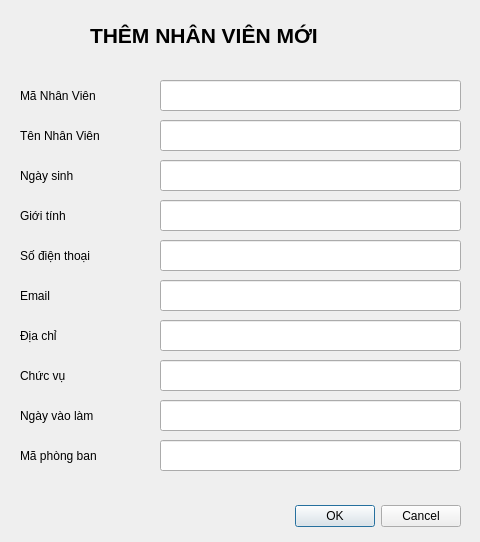
First picture: the form in src/themnhanviendialog.ui, repository MinWooUy/QUAN_LY_NHAN_VIEN_CONG_TY, before the edit.
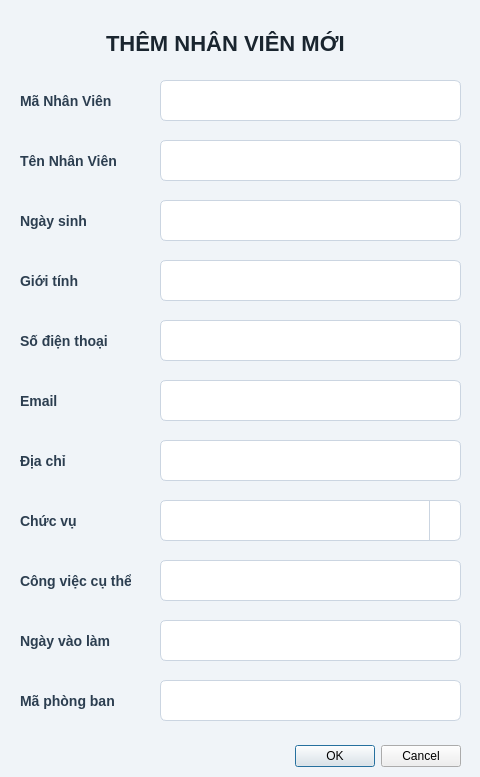
Second picture: the form after the edit.

```diff
--- a/src/themnhanviendialog.ui
+++ b/src/themnhanviendialog.ui
@@ -7,18 +7,117 @@
     <x>0</x>
     <y>0</y>
     <width>480</width>
-    <height>542</height>
+    <height>777</height>
    </rect>
   </property>
   <property name="windowTitle">
    <string>Dialog</string>
   </property>
+  <property name="styleSheet">
+   <string notr="true">/* =========================================
+   1. NỀN DIALOG &amp; TIÊU ĐỀ
+========================================= */
+QDialog {
+    background-color: #f0f4f8; /* Xám pha xanh cực nhạt, tạo cảm giác không gian sạch sẽ */
+}
+
+QLabel#lblTieuDe {
+    color: #1a252f; /* Navy cực đậm cho độ tương phản cao nhất */
+    font-size: 22px;
+    font-weight: 900;
+    font-family: &quot;Segoe UI&quot;;
+    padding-bottom: 15px;
+    padding-top: 10px;
+}
+
+/* Tiêu đề các dòng chữ (Mã nhân viên, Tên...) */
+QLabel {
+    font-size: 14px;
+    font-family: &quot;Segoe UI&quot;;
+    color: #2c3e50; /* Xanh Navy tiêu chuẩn */
+    font-weight: 600; /* Hơi đậm nhẹ để dễ đọc */
+}
+
+/* =========================================
+   2. Ô NHẬP LIỆU (LINE EDIT &amp; COMBOBOX)
+========================================= */
+QLineEdit, QComboBox {
+    padding: 8px 12px; /* Tăng không gian thở bên trong ô */
+    border: 1px solid #cbd5e1;
+    border-radius: 6px; /* Bo góc mềm mại hơn (6px thay vì 4px) */
+    font-size: 14px;
+    font-family: &quot;Segoe UI&quot;;
+    background-color: #ffffff; /* Ép nền trắng tuyệt đối */
+    color: #2c3e50; /* Chữ gõ vào màu Navy */
+}
+
+/* Fix dứt điểm lỗi ComboBox bị đen xì */
+QComboBox QAbstractItemView {
+    background-color: #ffffff;
+    color: #2c3e50;
+    selection-background-color: #34495e; /* Màu dòng được chọn khi xổ xuống */
+    selection-color: #ffffff;
+    border: 1px solid #cbd5e1;
+    outline: none;
+}
+
+QComboBox::drop-down {
+    border-left: 1px solid #cbd5e1;
+    width: 30px;
+}
+
+/* Hiệu ứng focus (khi click chuột vào ô để gõ) */
+QLineEdit:focus, QComboBox:focus {
+    border: 2px solid #2c3e50; /* Viền Navy nổi bật thay vì xanh dương sáng */
+    background-color: #ffffff;
+}
+
+/* =========================================
+   3. NÚT BẤM (BUTTONS)
+========================================= */
+/* Nút OK - Nhân vật chính */
+QPushButton#btnOK { 
+    background-color: #2c3e50; /* Trả về đúng tone Navy chuẩn */
+    color: white;
+    border: none;
+    border-radius: 6px;
+    padding: 10px 24px; /* Nút to, dài hơn nhìn sẽ rất sang */
+    font-size: 14px;
+    font-weight: bold;
+    font-family: &quot;Segoe UI&quot;;
+}
+
+QPushButton#btnOK:hover {
+    background-color: #34495e; /* Sáng lên một chút khi di chuột qua */
+}
+
+QPushButton#btnOK:pressed {
+    background-color: #1a252f; /* Tối đi và cảm giác lún xuống khi click */
+}
+
+/* Nút Cancel - Nhân vật phụ */
+QPushButton#btnCancel { 
+    background-color: #cbd5e1; /* Màu xám trung tính, không tranh spotlight với nút OK */
+    color: #334155;
+    border: none;
+    border-radius: 6px;
+    padding: 10px 24px;
+    font-size: 14px;
+    font-weight: bold;
+    font-family: &quot;Segoe UI&quot;;
+}
+
+QPushButton#btnCancel:hover {
+    background-color: #94a3b8; /* Xám đậm lên khi hover */
+    color: white;
+}</string>
+  </property>
   <widget class="QDialogButtonBox" name="buttonBox">
    <property name="geometry">
     <rect>
-     <x>60</x>
-     <y>500</y>
-     <width>401</width>
+     <x>20</x>
+     <y>740</y>
+     <width>441</width>
      <height>32</height>
     </rect>
    </property>
@@ -35,7 +134,7 @@
      <x>20</x>
      <y>80</y>
      <width>101</width>
-     <height>31</height>
+     <height>41</height>
     </rect>
    </property>
    <property name="text">
@@ -48,7 +147,7 @@
      <x>160</x>
      <y>80</y>
      <width>301</width>
-     <height>31</height>
+     <height>41</height>
     </rect>
    </property>
   </widget>
@@ -56,9 +155,9 @@
    <property name="geometry">
     <rect>
      <x>160</x>
-     <y>120</y>
+     <y>140</y>
      <width>301</width>
-     <height>31</height>
+     <height>41</height>
     </rect>
    </property>
   </widget>
@@ -66,9 +165,9 @@
    <property name="geometry">
     <rect>
      <x>20</x>
-     <y>120</y>
+     <y>140</y>
      <width>101</width>
-     <height>31</height>
+     <height>41</height>
     </rect>
    </property>
    <property name="text">
@@ -79,9 +178,9 @@
    <property name="geometry">
     <rect>
      <x>160</x>
-     <y>160</y>
+     <y>200</y>
      <width>301</width>
-     <height>31</height>
+     <height>41</height>
     </rect>
    </property>
   </widget>
@@ -89,9 +188,9 @@
    <property name="geometry">
     <rect>
      <x>20</x>
-     <y>160</y>
+     <y>200</y>
      <width>101</width>
-     <height>31</height>
+     <height>41</height>
     </rect>
    </property>
    <property name="text">
@@ -102,9 +201,9 @@
    <property name="geometry">
     <rect>
      <x>20</x>
-     <y>200</y>
+     <y>260</y>
      <width>101</width>
-     <height>31</height>
+     <height>41</height>
     </rect>
    </property>
    <property name="text">
@@ -115,9 +214,9 @@
    <property name="geometry">
     <rect>
      <x>160</x>
-     <y>200</y>
+     <y>260</y>
      <width>301</width>
-     <height>31</height>
+     <height>41</height>
     </rect>
    </property>
   </widget>
@@ -125,9 +224,9 @@
    <property name="geometry">
     <rect>
      <x>20</x>
-     <y>240</y>
+     <y>320</y>
      <width>101</width>
-     <height>31</height>
+     <height>41</height>
     </rect>
    </property>
    <property name="text">
@@ -138,9 +237,9 @@
    <property name="geometry">
     <rect>
      <x>160</x>
-     <y>240</y>
+     <y>320</y>
      <width>301</width>
-     <height>31</height>
+     <height>41</height>
     </rect>
    </property>
   </widget>
@@ -148,9 +247,9 @@
    <property name="geometry">
     <rect>
      <x>160</x>
-     <y>280</y>
+     <y>380</y>
      <width>301</width>
-     <height>31</height>
+     <height>41</height>
     </rect>
    </property>
   </widget>
@@ -158,9 +257,9 @@
    <property name="geometry">
     <rect>
      <x>20</x>
-     <y>280</y>
+     <y>380</y>
      <width>101</width>
-     <height>31</height>
+     <height>41</height>
     </rect>
    </property>
    <property name="text">
@@ -171,9 +270,9 @@
    <property name="geometry">
     <rect>
      <x>160</x>
-     <y>320</y>
+     <y>440</y>
      <width>301</width>
-     <height>31</height>
+     <height>41</height>
     </rect>
    </property>
   </widget>
@@ -181,9 +280,9 @@
    <property name="geometry">
     <rect>
      <x>20</x>
-     <y>320</y>
+     <y>440</y>
      <width>101</width>
-     <height>31</height>
+     <height>41</height>
     </rect>
    </property>
    <property name="text">
@@ -194,9 +293,9 @@
    <property name="geometry">
     <rect>
      <x>160</x>
-     <y>360</y>
+     <y>560</y>
      <width>301</width>
-     <height>31</height>
+     <height>41</height>
     </rect>
    </property>
   </widget>
@@ -204,22 +303,22 @@
    <property name="geometry">
     <rect>
      <x>20</x>
-     <y>360</y>
-     <width>101</width>
-     <height>31</height>
+     <y>560</y>
+     <width>111</width>
+     <height>41</height>
     </rect>
    </property>
    <property name="text">
-    <string>Chức vụ</string>
+    <string>Công việc cụ thể</string>
    </property>
   </widget>
   <widget class="QLineEdit" name="txtNgayVaoLam">
    <property name="geometry">
     <rect>
      <x>160</x>
-     <y>400</y>
+     <y>620</y>
      <width>301</width>
-     <height>31</height>
+     <height>41</height>
     </rect>
    </property>
   </widget>
@@ -227,9 +326,9 @@
    <property name="geometry">
     <rect>
      <x>20</x>
-     <y>400</y>
+     <y>620</y>
      <width>101</width>
-     <height>31</height>
+     <height>41</height>
     </rect>
    </property>
    <property name="text">
@@ -240,9 +339,9 @@
    <property name="geometry">
     <rect>
      <x>160</x>
-     <y>440</y>
+     <y>680</y>
      <width>301</width>
-     <height>31</height>
+     <height>41</height>
     </rect>
    </property>
   </widget>
@@ -250,34 +349,58 @@
    <property name="geometry">
     <rect>
      <x>20</x>
-     <y>440</y>
+     <y>680</y>
      <width>101</width>
-     <height>31</height>
+     <height>41</height>
     </rect>
    </property>
    <property name="text">
     <string>Mã phòng ban</string>
    </property>
   </widget>
-  <widget class="QLabel" name="label_11">
+  <widget class="QLabel" name="lblTieuDe">
    <property name="geometry">
     <rect>
-     <x>90</x>
+     <x>100</x>
      <y>20</y>
-     <width>301</width>
-     <height>31</height>
+     <width>271</width>
+     <height>51</height>
     </rect>
    </property>
    <property name="font">
     <font>
-     <pointsize>16</pointsize>
-     <bold>true</bold>
+     <family>Segoe UI</family>
+     <pointsize>-1</pointsize>
+     <fontweight>Black</fontweight>
     </font>
    </property>
    <property name="text">
     <string>THÊM NHÂN VIÊN MỚI</string>
    </property>
   </widget>
+  <widget class="QComboBox" name="cbbChucVu">
+   <property name="geometry">
+    <rect>
+     <x>160</x>
+     <y>500</y>
+     <width>301</width>
+     <height>41</height>
+    </rect>
+   </property>
+  </widget>
+  <widget class="QLabel" name="label_11">
+   <property name="geometry">
+    <rect>
+     <x>20</x>
+     <y>500</y>
+     <width>101</width>
+     <height>41</height>
+    </rect>
+   </property>
+   <property name="text">
+    <string>Chức vụ</string>
+   </property>
+  </widget>
  </widget>
  <resources/>
  <connections>
```
Left out of the diff: 4 changed lines with no effect on the pictures.
